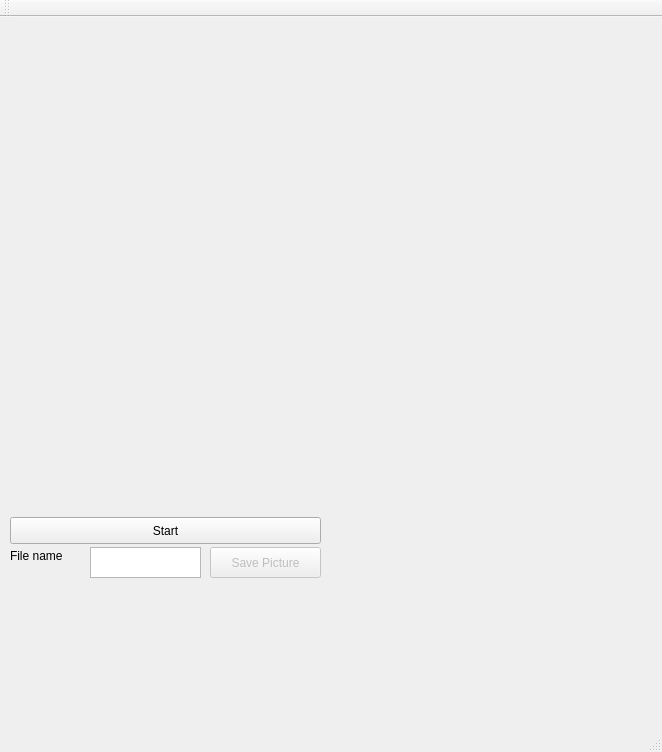
First picture: the form in mainwindow.ui, repository frank71726/uvc_v4l2_http_ffmpeg_QtVersion, before the edit.
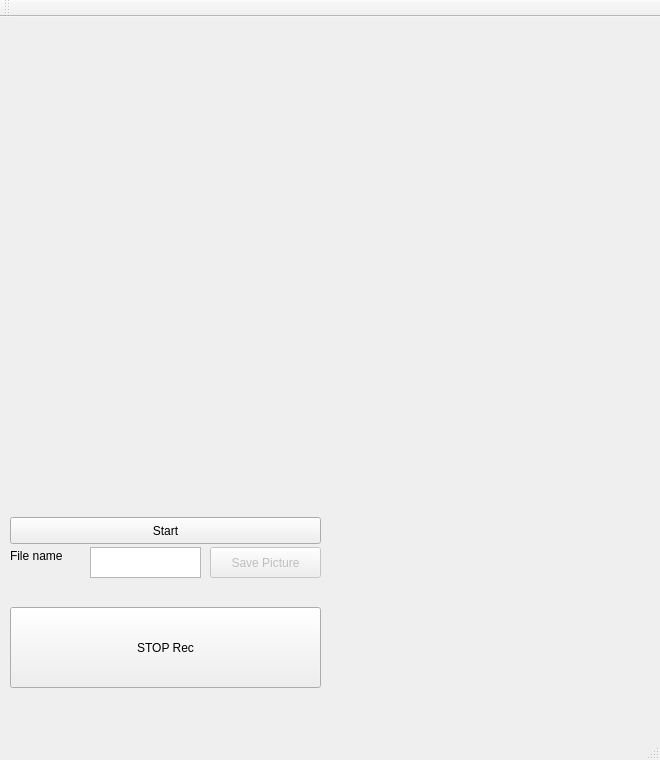
Second picture: the form after the edit.

What changed in the file:
```diff
--- a/mainwindow.ui
+++ b/mainwindow.ui
@@ -6,8 +6,8 @@
    <rect>
     <x>0</x>
     <y>0</y>
-    <width>662</width>
-    <height>752</height>
+    <width>660</width>
+    <height>760</height>
    </rect>
   </property>
   <property name="windowTitle">
@@ -82,6 +82,41 @@
      <string>Save Picture</string>
     </property>
    </widget>
+   <widget class="QPushButton" name="actionRecord">
+    <property name="geometry">
+     <rect>
+      <x>10</x>
+      <y>590</y>
+      <width>311</width>
+      <height>81</height>
+     </rect>
+    </property>
+    <property name="text">
+     <string>STOP Rec</string>
+    </property>
+    <property name="iconSize">
+     <size>
+      <width>32</width>
+      <height>32</height>
+     </size>
+    </property>
+   </widget>
+   <widget class="QLabel" name="label_3">
+    <property name="enabled">
+     <bool>true</bool>
+    </property>
+    <property name="geometry">
+     <rect>
+      <x>650</x>
+      <y>0</y>
+      <width>640</width>
+      <height>480</height>
+     </rect>
+    </property>
+    <property name="text">
+     <string/>
+    </property>
+   </widget>
   </widget>
   <widget class="QMenuBar" name="menuBar">
    <property name="geometry">
```
Left out of the diff: 2 changed lines with no effect on the pictures.
